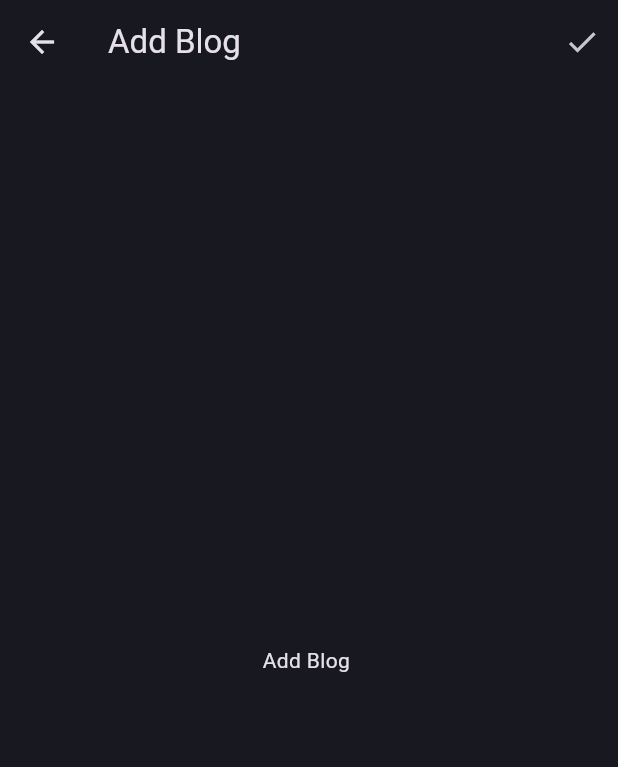
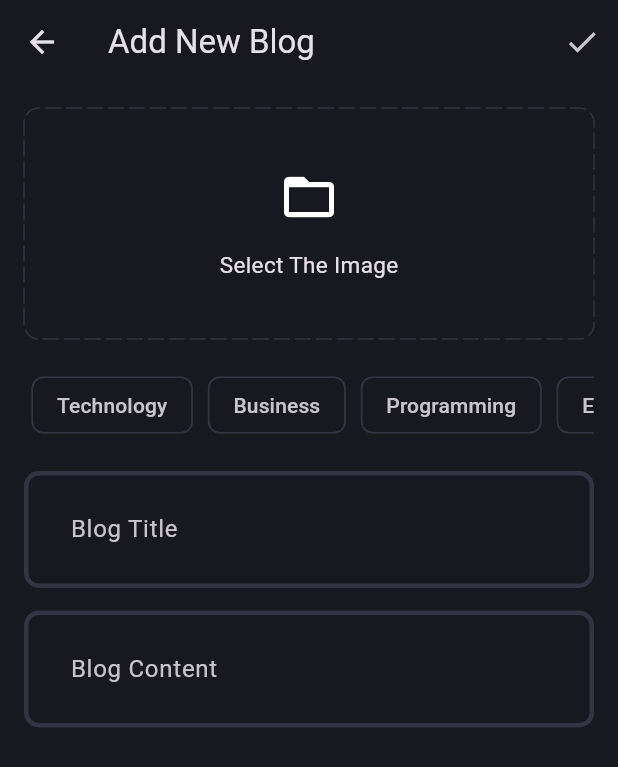
Before and after one commit to golamsarwer97/clean_architecture_flutter, a Flutter app: the AddBlogScreen screen opened directly, on a phone screen of 412 x 824 dp. Shown: the top 767 px of the screen. Run offline on Flutter 3.47's test engine with Material 3 defaults, Android fonts, the phone set to English and light mode, and no system bars; drawn by our look-alikes of dotted_border; our stand-ins replace flutter_bloc, fpdart, get_it, image_picker, supabase, supabase_flutter; accounts and stored records are empty.

Commit message:
added blog features

```diff
--- a/lib/core/theme/app_theme.dart
+++ b/lib/core/theme/app_theme.dart
@@ -16,6 +16,10 @@ class AppTheme {
     appBarTheme: const AppBarTheme(
       backgroundColor: AppPalette.backgroundColor,
     ),
+    chipTheme: const ChipThemeData(
+      backgroundColor: AppPalette.backgroundColor,
+      side: BorderSide.none,
+    ),
     inputDecorationTheme: InputDecorationTheme(
       contentPadding: const EdgeInsets.all(27),
       border: _border(),
--- /dev/null
+++ b/lib/features/blog/data/datasources/blog_remote_data_source.dart
@@ -0,0 +1,45 @@
+import 'dart:io';
+
+import 'package:bloc_getit_hive/core/error/exception.dart';
+import 'package:supabase_flutter/supabase_flutter.dart';
+
+import '../models/blog_model.dart';
+
+abstract interface class BlogRemoteDateSource {
+  Future<BlogModel> uploadBlog(BlogModel blog);
+  Future<String> uploadImage({
+    required File image,
+    required BlogModel blog,
+  });
+}
+
+class BlogRemoteDataSourceImpl implements BlogRemoteDateSource {
+  final SupabaseClient supabaseClient;
+
+  BlogRemoteDataSourceImpl({required this.supabaseClient});
+  @override
+  Future<BlogModel> uploadBlog(BlogModel blog) async {
+    try {
+      final blogData =
+          await supabaseClient.from('blogs').insert(blog.toJson()).select();
+
+      return BlogModel.fromJson(blogData.first);
+    } catch (e) {
+      throw ServerException(message: e.toString());
+    }
+  }
+
+  @override
+  Future<String> uploadImage({
+    required File image,
+    required BlogModel blog,
+  }) async {
+    try {
+      await supabaseClient.storage.from('blog_images').upload(blog.id, image);
+
+      return supabaseClient.storage.from('blog_images').getPublicUrl(blog.id);
+    } catch (e) {
+      throw ServerException(message: e.toString());
+    }
+  }
+}
--- /dev/null
+++ b/lib/features/blog/data/models/blog_model.dart
@@ -0,0 +1,39 @@
+import '../../domin/entities/blog.dart';
+
+class BlogModel extends Blog {
+  BlogModel({
+    required super.id,
+    required super.title,
+    required super.content,
+    required super.imageUrl,
+    required super.posterId,
+    required super.topics,
+    required super.updateAt,
+  });
+
+  Map<String, dynamic> toJson() {
+    return <String, dynamic>{
+      'id': id,
+      'title': title,
+      'content': content,
+      'image_url': imageUrl,
+      'poster_id': posterId,
+      'topics': topics,
+      'update_at': updateAt.toIso8601String(),
+    };
+  }
+
+  factory BlogModel.fromJson(Map<String, dynamic> map) {
+    return BlogModel(
+      id: map['id'] as String,
+      title: map['title'] as String,
+      content: map['content'] as String,
+      imageUrl: map['image_url'] as String,
+      posterId: map['poster_id'] as String,
+      topics: List<String>.from((map['topics'] ?? [])),
+      updateAt: map['update_at'] == null
+          ? DateTime.now()
+          : DateTime.parse(map['update_at']),
+    );
+  }
+}
--- /dev/null
+++ b/lib/features/blog/domin/entities/blog.dart
@@ -0,0 +1,19 @@
+class Blog {
+  final String id;
+  final String title;
+  final String content;
+  final String imageUrl;
+  final String posterId;
+  final List<String> topics;
+  final DateTime updateAt;
+
+  Blog({
+    required this.id,
+    required this.title,
+    required this.content,
+    required this.imageUrl,
+    required this.posterId,
+    required this.topics,
+    required this.updateAt,
+  });
+}
--- a/lib/features/blog/presentation/screens/add_new_blog.dart
+++ b/lib/features/blog/presentation/screens/add_new_blog.dart
@@ -1,4 +1,13 @@
+// ignore_for_file: sized_box_for_whitespace
+
+import 'dart:io';
+
+import 'package:dotted_border/dotted_border.dart';
 import 'package:flutter/material.dart';
+
+import '../../../../common/utils/image_picker.dart';
+import '../../../../core/theme/app_palette.dart';
+import '../widgets/blog_editor.dart';
 
 class AddBlogScreen extends StatefulWidget {
   static route() => MaterialPageRoute(
@@ -11,11 +20,34 @@ class AddBlogScreen extends StatefulWidget {
 }
 
 class _AddBlogScreenState extends State<AddBlogScreen> {
+  final TextEditingController titleController = TextEditingController();
+  final TextEditingController contentController = TextEditingController();
+
+  List<String> selectType = [];
+  File? image;
+
+  void selectImage() async {
+    final pickedImage = await pickImage();
+
+    if (pickedImage != null) {
+      setState(() {
+        image = pickedImage;
+      });
+    }
+  }
+
+  @override
+  void dispose() {
+    titleController.dispose();
+    contentController.dispose();
+    super.dispose();
+  }
+
   @override
   Widget build(BuildContext context) {
     return Scaffold(
       appBar: AppBar(
-        title: const Text('Add Blog'),
+        title: const Text('Add New Blog'),
         actions: [
           IconButton(
             onPressed: () {},
@@ -23,8 +55,111 @@ class _AddBlogScreenState extends State<AddBlogScreen> {
           ),
         ],
       ),
-      body: const Center(
-        child: Text('Add Blog '),
+      body: SingleChildScrollView(
+        child: Padding(
+          padding: const EdgeInsets.all(16.0),
+          child: Column(
+            children: [
+              // Select Image
+              image != null
+                  ? GestureDetector(
+                      onTap: selectImage,
+                      child: SizedBox(
+                        height: 150,
+                        width: double.infinity,
+                        child: ClipRRect(
+                          borderRadius: BorderRadius.circular(10),
+                          child: Image.file(
+                            image!,
+                            fit: BoxFit.cover,
+                          ),
+                        ),
+                      ),
+                    )
+                  : GestureDetector(
+                      onTap: selectImage,
+                      child: DottedBorder(
+                        color: AppPalette.borderColor,
+                        dashPattern: const [10, 4],
+                        radius: const Radius.circular(10),
+                        borderType: BorderType.RRect,
+                        strokeCap: StrokeCap.round,
+                        child: Container(
+                          height: 150,
+                          width: double.infinity,
+                          child: const Column(
+                            mainAxisAlignment: MainAxisAlignment.center,
+                            children: [
+                              Icon(
+                                Icons.folder_open,
+                                size: 40,
+                              ),
+                              SizedBox(height: 15),
+                              Text(
+                                'Select The Image',
+                                style: TextStyle(
+                                  fontSize: 15,
+                                ),
+                              ),
+                            ],
+                          ),
+                        ),
+                      ),
+                    ),
+              const SizedBox(height: 15),
+              // Topic List
+              SingleChildScrollView(
+                scrollDirection: Axis.horizontal,
+                child: Row(
+                  children: [
+                    'Technology',
+                    'Business',
+                    'Programming',
+                    'Entertainment',
+                  ]
+                      .map(
+                        (e) => Padding(
+                          padding: const EdgeInsets.all(5.0),
+                          child: GestureDetector(
+                            onTap: () {
+                              if (selectType.contains(e)) {
+                                selectType.remove(e);
+                              } else {
+                                selectType.add(e);
+                              }
+                              setState(() {});
+                            },
+                            child: Chip(
+                              label: Text(e),
+                              backgroundColor: selectType.contains(e)
+                                  ? AppPalette.gradient1
+                                  : null,
+                              side: selectType.contains(e)
+                                  ? null
+                                  : const BorderSide(
+                                      color: AppPalette.borderColor,
+                                    ),
+                            ),
+                          ),
+                        ),
+                      )
+                      .toList(),
+                ),
+              ),
+              const SizedBox(height: 15),
+              // Blog Details
+              BlogEditor(
+                controller: titleController,
+                hintText: 'Blog Title',
+              ),
+              const SizedBox(height: 15),
+              BlogEditor(
+                controller: contentController,
+                hintText: 'Blog Content',
+              ),
+            ],
+          ),
+        ),
       ),
     );
   }
--- a/lib/features/blog/presentation/screens/blog_screen.dart
+++ b/lib/features/blog/presentation/screens/blog_screen.dart
@@ -1,7 +1,7 @@
 import 'package:flutter/cupertino.dart';
 import 'package:flutter/material.dart';
 
-import './add_blog.dart';
+import 'add_new_blog.dart';
 
 class BlogScreen extends StatefulWidget {
   const BlogScreen({super.key});
--- /dev/null
+++ b/lib/features/blog/presentation/widgets/blog_editor.dart
@@ -0,0 +1,23 @@
+import 'package:flutter/material.dart';
+
+class BlogEditor extends StatelessWidget {
+  final TextEditingController controller;
+  final String hintText;
+
+  const BlogEditor({
+    super.key,
+    required this.controller,
+    required this.hintText,
+  });
+
+  @override
+  Widget build(BuildContext context) {
+    return TextFormField(
+      controller: controller,
+      maxLines: null,
+      decoration: InputDecoration(
+        hintText: hintText,
+      ),
+    );
+  }
+}
--- a/pubspec.yaml
+++ b/pubspec.yaml
@@ -39,6 +39,9 @@ dependencies:
   supabase_flutter: ^2.8.0
   flutter_bloc: ^8.1.6
   get_it: ^8.0.3
+  dotted_border: ^2.1.0
+  image_picker: ^1.1.2
+  uuid: ^4.5.1
 
 dev_dependencies:
   flutter_test:
```
Also changed, not shown: lib/common/utils/image_picker.dart (added, +16 -0 lines), pubspec.lock.
